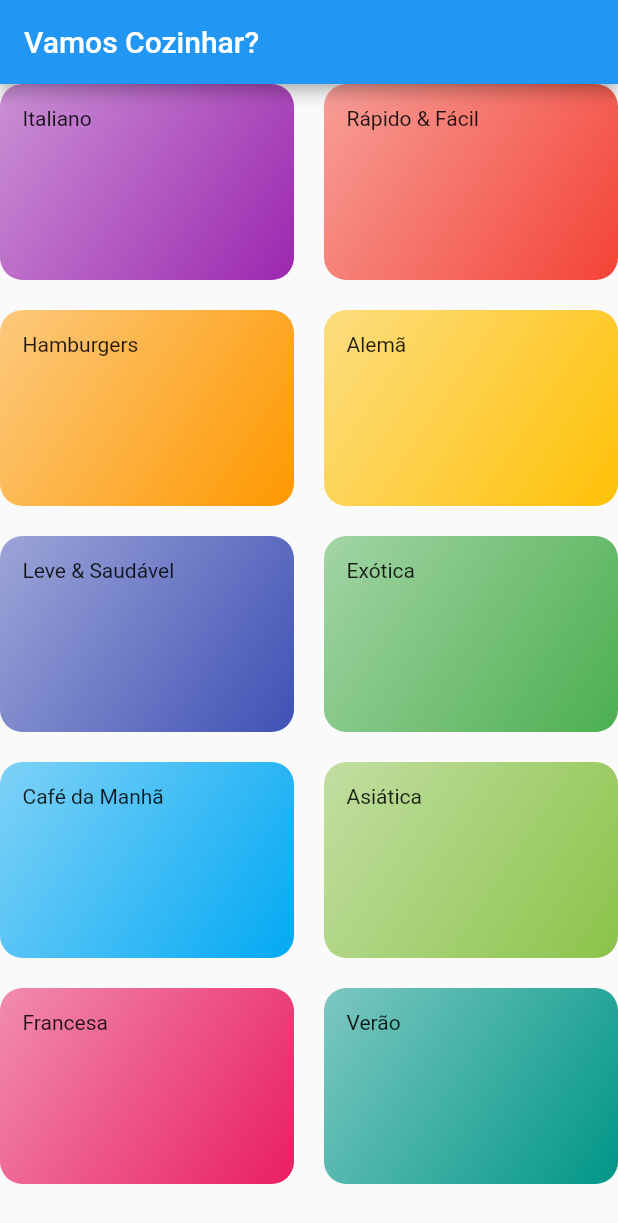
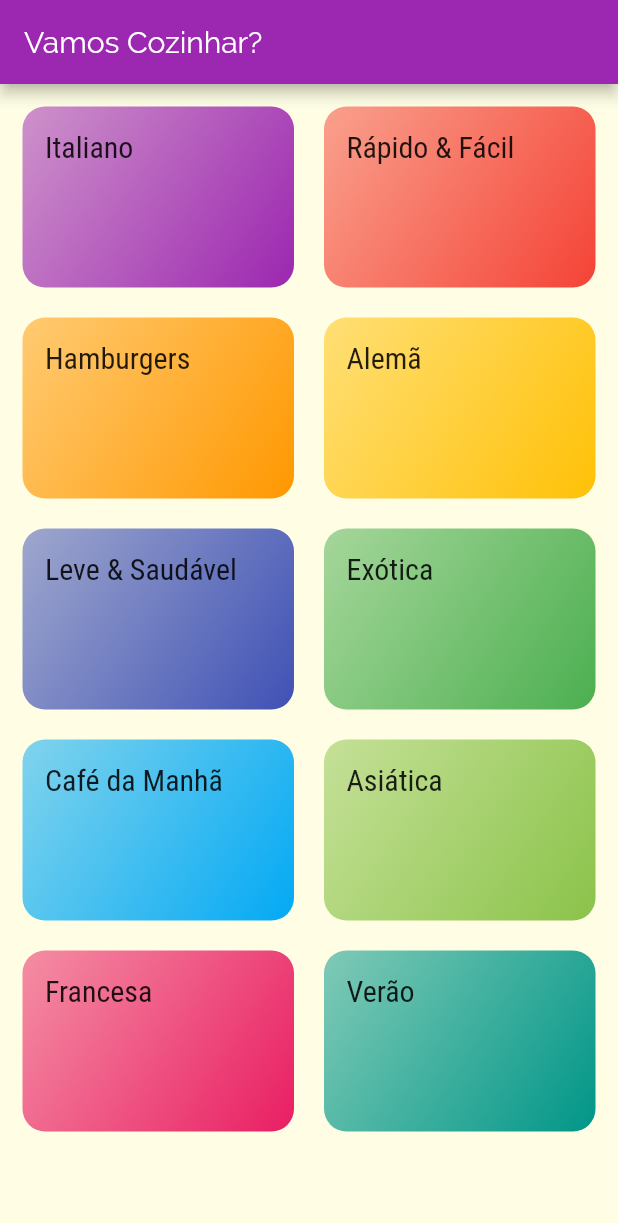
Before and after one commit to davihoffmann/meals, a Flutter app: the screen it shows after launch, on a phone screen of 412 x 824 dp. Shown: the top 1223 px of the screen. Run offline on Flutter 3.47's test engine with Material 2 defaults, Android fonts, the phone set to English and light mode, and no system bars.

Commit message:
adicionado novas fonts; criada tema para a aplicacao

```diff
--- a/lib/components/category_item.dart
+++ b/lib/components/category_item.dart
@@ -11,17 +11,16 @@ class CategoryItem extends StatelessWidget {
   Widget build(BuildContext context) {
     return Container(
       padding: EdgeInsets.all(15),
-      child: Text(category.title),
+      child: Text(
+        category.title,
+        style: Theme.of(context).textTheme.title,
+      ),
       decoration: BoxDecoration(
         borderRadius: BorderRadius.circular(15),
-        gradient: LinearGradient(
-          colors: [
-            category.color.withOpacity(0.5),
-            category.color,
-          ],
-          begin: Alignment.topLeft,
-          end: Alignment.bottomRight
-        ),
+        gradient: LinearGradient(colors: [
+          category.color.withOpacity(0.5),
+          category.color,
+        ], begin: Alignment.topLeft, end: Alignment.bottomRight),
       ),
     );
   }
--- a/lib/main.dart
+++ b/lib/main.dart
@@ -9,7 +9,16 @@ class MyApp extends StatelessWidget {
     return MaterialApp(
       title: 'DeliMeals',
       theme: ThemeData(
-        primarySwatch: Colors.blue,
+        primarySwatch: Colors.purple,
+        accentColor: Colors.purpleAccent,
+        fontFamily: 'Raleway',
+        canvasColor: Color.fromRGBO(255, 254, 229, 1),
+        textTheme: ThemeData.light().textTheme.copyWith(
+          title: TextStyle(
+            fontSize: 20,
+            fontFamily: 'RobotoCondensed',
+          )
+        )
       ),
       home: CategoriesScreen(),
     );
--- /dev/null
+++ b/lib/screens/categories_meals_screen.dart
@@ -0,0 +1,10 @@
+import 'package:flutter/material.dart';
+
+class CategoriesMealsScreen extends StatelessWidget {
+  @override
+  Widget build(BuildContext context) {
+    return Container(
+
+    );
+  }
+}
--- a/lib/screens/categories_screen.dart
+++ b/lib/screens/categories_screen.dart
@@ -10,6 +10,7 @@ class CategoriesScreen extends StatelessWidget {
         title: Text('Vamos Cozinhar?'),
       ),
       body: GridView(
+        padding: const EdgeInsets.all(15),
         gridDelegate: SliverGridDelegateWithMaxCrossAxisExtent(
             maxCrossAxisExtent: 200,
             childAspectRatio: 3 / 2,
```
Also changed, not shown: pubspec.yaml (+17 -11 lines), assets/fonts/Raleway-Black.ttf (added), assets/fonts/Raleway-Bold.ttf (added), assets/fonts/Raleway-Regular.ttf (added), assets/fonts/RobotoCondensed-Bold.ttf (added), assets/fonts/RobotoCondensed-Italic.ttf (added), assets/fonts/RobotoCondensed-Light.ttf (added), assets/fonts/RobotoCondensed-Regular.ttf (added).
